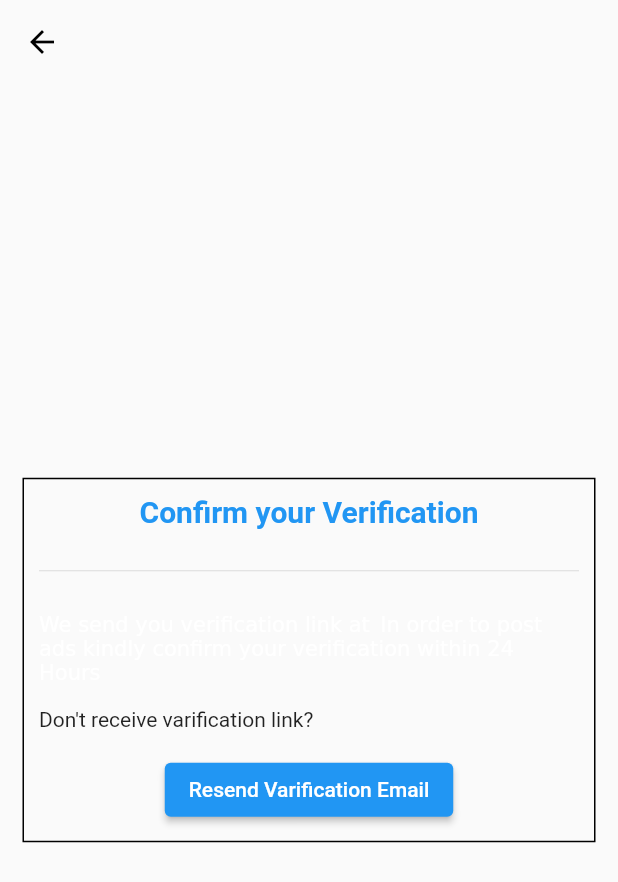
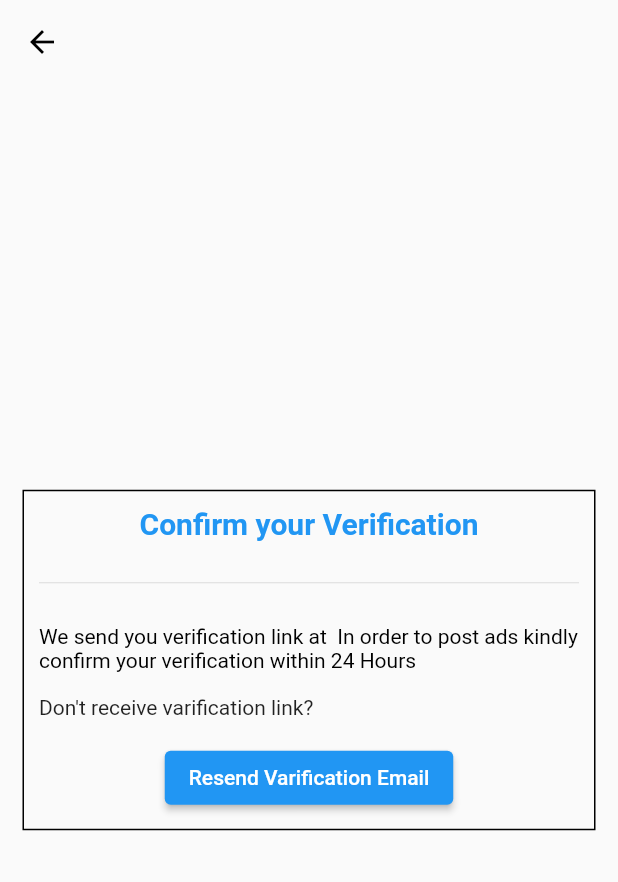
Before and after one commit to alirizwansaeed/shay, a Flutter app: the UserVerificationPage screen opened by its route, on a phone screen of 412 x 824 dp. Shown: the top 882 px of the screen. Run offline on Flutter 3.47's test engine with Material 2 defaults, Android fonts, the light colour scheme and no system bars; our stand-ins replace animated_bottom_navigation_bar, cloud_firestore, firebase_auth, firebase_core, firebase_storage, flutter_form_builder and 6 more; missing offline and left inert: flutter_facebook_auth; accounts and stored records are empty.

Commit message:
verificaton email body color change

```diff
--- a/lib/controllers/database.dart
+++ b/lib/controllers/database.dart
@@ -1,7 +1,6 @@
 import 'package:flutter/material.dart';
 import 'package:get/get.dart';
 import 'package:image_picker/image_picker.dart';
-import 'package:shay/controllers/authentication.dart';
 import 'package:shay/models/models.dart';
 import 'package:shay/services/services.dart';
 import 'package:shay/utils/pick_image.dart';
--- a/lib/presentation/pages/user_verification/user_verification_page.dart
+++ b/lib/presentation/pages/user_verification/user_verification_page.dart
@@ -37,7 +37,9 @@ class UserVerificationPage extends StatelessWidget {
               Divider(),
               SizedBox(height: 20),
               RichText(
-                  text: TextSpan(children: [
+                  text: TextSpan(
+                      style: TextStyle(color: Colors.black),
+                      children: [
                     TextSpan(text: 'We send you verification link at'),
                     TextSpan(
                         text:
```
Lines whose indentation alone changed are shown as unchanged.
